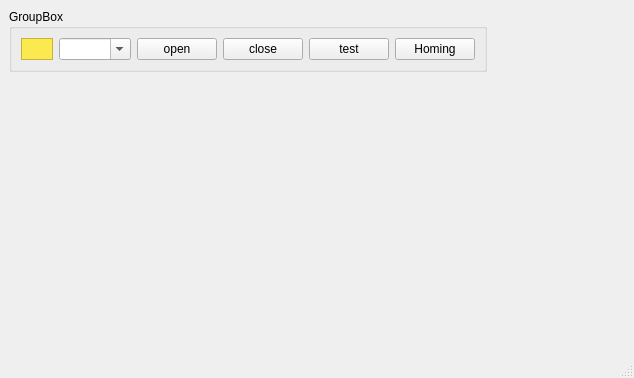
This is ui/MainWindow.ui in ivantaran/myrotator-gui as Qt 5 draws it before an edit. The edited form follows.
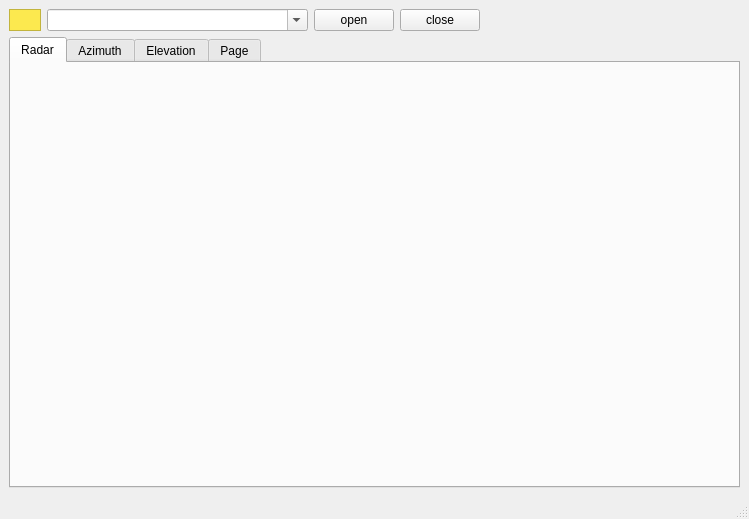
This is the edited form.

Patch:
```diff
--- a/ui/MainWindow.ui
+++ b/ui/MainWindow.ui
@@ -6,23 +6,17 @@
    <rect>
     <x>0</x>
     <y>0</y>
-    <width>634</width>
-    <height>378</height>
+    <width>749</width>
+    <height>519</height>
    </rect>
   </property>
   <property name="windowTitle">
    <string>MainWindow</string>
   </property>
   <widget class="QWidget" name="centralwidget">
-   <layout class="QHBoxLayout" name="horizontalLayout_2">
-    <item>
      <layout class="QVBoxLayout" name="verticalLayout">
       <item>
-       <widget class="QGroupBox" name="groupBox">
-        <property name="title">
-         <string>GroupBox</string>
-        </property>
-        <layout class="QHBoxLayout" name="horizontalLayout">
+     <layout class="QHBoxLayout" name="horizontalLayout_2">
          <item>
           <widget class="QFrame" name="frame">
            <property name="minimumSize">
@@ -134,58 +128,46 @@
           </widget>
          </item>
          <item>
-          <widget class="QPushButton" name="buttonTest">
-           <property name="text">
-            <string>test</string>
-           </property>
-          </widget>
-         </item>
-         <item>
-          <widget class="QPushButton" name="buttonHoming">
-           <property name="text">
-            <string>Homing</string>
-           </property>
-          </widget>
-         </item>
-        </layout>
-       </widget>
-      </item>
-      <item>
-       <widget class="QWidget" name="widget" native="true">
-        <layout class="QVBoxLayout" name="verticalLayout_2">
-         <item>
-          <widget class="QWidget" name="widgetState1" native="true"/>
-         </item>
-         <item>
-          <widget class="QWidget" name="widgetState2" native="true"/>
-         </item>
-         <item>
-          <spacer name="verticalSpacer">
+       <spacer name="horizontalSpacer">
            <property name="orientation">
-            <enum>Qt::Vertical</enum>
+         <enum>Qt::Horizontal</enum>
            </property>
            <property name="sizeHint" stdset="0">
             <size>
-             <width>20</width>
-             <height>40</height>
+          <width>40</width>
+          <height>20</height>
             </size>
            </property>
           </spacer>
          </item>
         </layout>
-       </widget>
-      </item>
-     </layout>
     </item>
     <item>
-     <widget class="QWidget" name="widget_2" native="true">
-      <property name="sizePolicy">
-       <sizepolicy hsizetype="Expanding" vsizetype="Expanding">
-        <horstretch>0</horstretch>
-        <verstretch>0</verstretch>
-       </sizepolicy>
+     <widget class="QTabWidget" name="tabWidget">
+      <property name="currentIndex">
+       <number>0</number>
       </property>
-      <layout class="QVBoxLayout" name="verticalLayout_3"/>
+      <widget class="QWidget" name="tab0">
+       <attribute name="title">
+        <string>Radar</string>
+       </attribute>
+       <layout class="QHBoxLayout" name="horizontalLayout"/>
+      </widget>
+      <widget class="QWidget" name="tab1">
+       <attribute name="title">
+        <string>Azimuth</string>
+       </attribute>
+      </widget>
+      <widget class="QWidget" name="tab2">
+       <attribute name="title">
+        <string>Elevation</string>
+       </attribute>
+      </widget>
+      <widget class="QWidget" name="tab3">
+       <attribute name="title">
+        <string>Page</string>
+       </attribute>
+      </widget>
      </widget>
     </item>
    </layout>
```
Left out of the diff: 2 changed lines with no effect on the pictures. Lines whose indentation alone changed are shown as unchanged.
